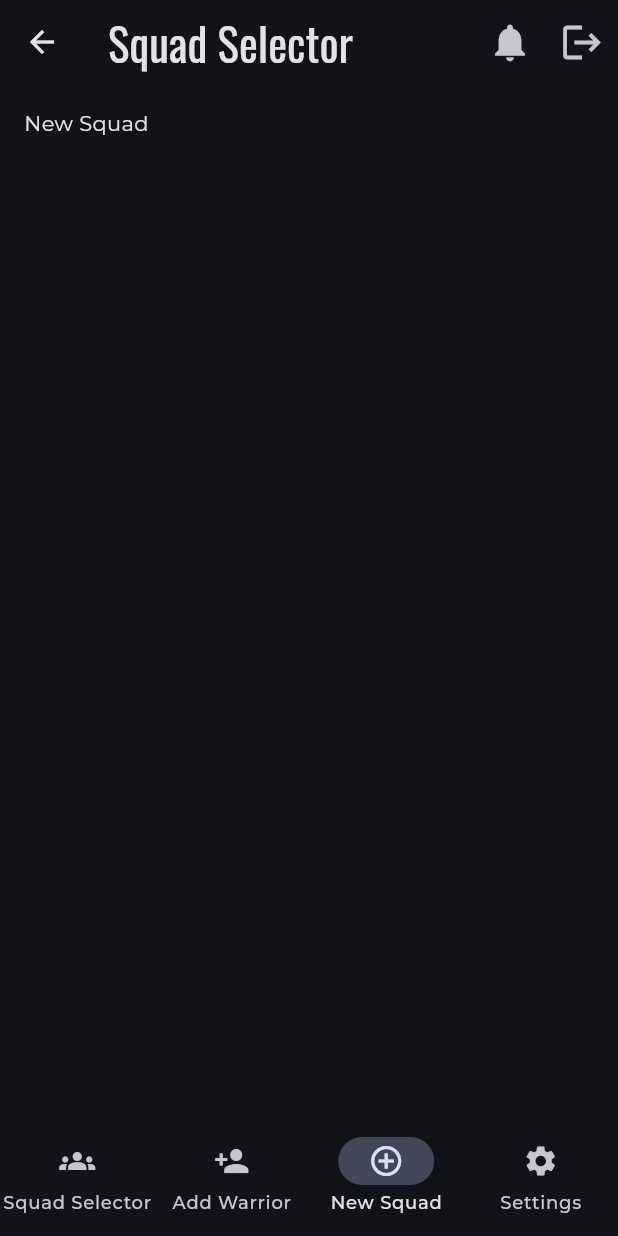
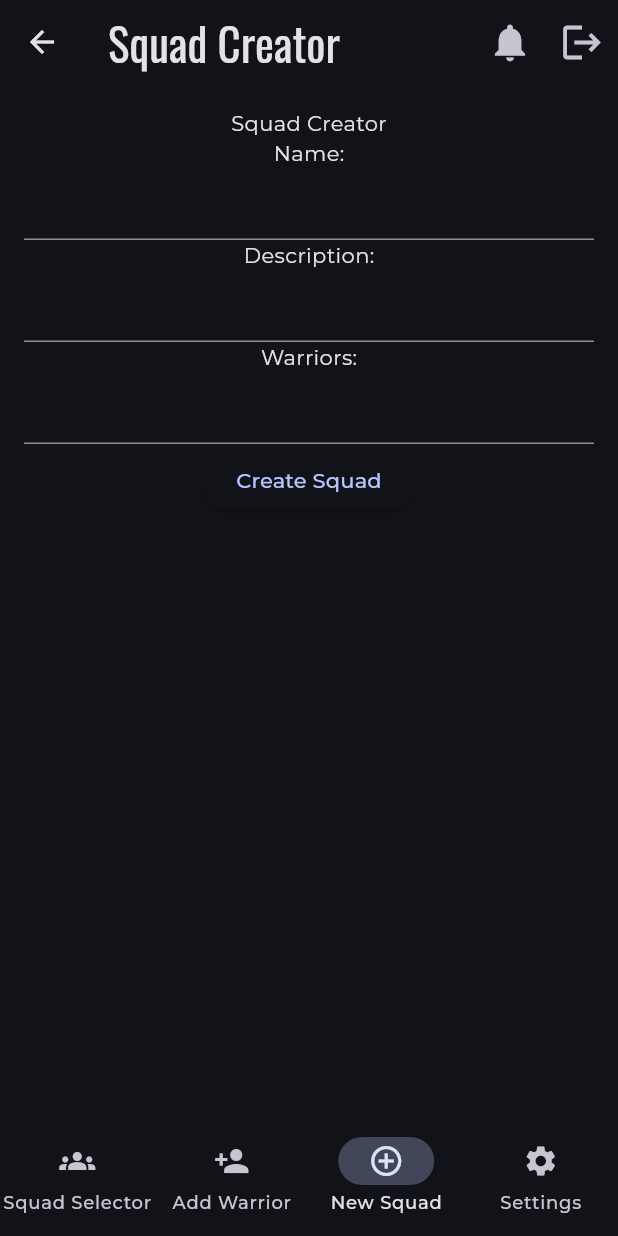
Before and after one commit to EmpathyYT/GymTracker, a Flutter app: the MainPage screen opened directly, item 3 of the bottom bar chosen, on a phone screen of 412 x 824 dp. Run offline on Flutter 3.47's test engine with Material 3 defaults, Android fonts, the phone set to English and light mode, and no system bars; our stand-ins replace animated_text_kit, bloc, equatable, firebase_auth, firebase_core, flutter_bloc and 1 more; accounts and stored records are empty; generated files the repository leaves out were written again.

Commit message:
Started working on the squad creator form

```diff
--- a/lib/bloc/auth_bloc.dart
+++ b/lib/bloc/auth_bloc.dart
@@ -1,8 +1,4 @@
-import 'dart:developer';
-
 import 'package:bloc/bloc.dart';
-import 'package:gymtracker/Exceptions/auth_exceptions.dart';
-
 import '../services/auth/auth_provider.dart';
 import 'auth_event.dart';
 import 'auth_state.dart';
--- a/lib/views/main_page.dart
+++ b/lib/views/main_page.dart
@@ -4,7 +4,8 @@ import 'package:google_fonts/google_fonts.dart';
 import 'package:gymtracker/bloc/auth_bloc.dart';
 import 'package:gymtracker/bloc/auth_event.dart';
 import 'package:gymtracker/cubit/main_page_cubit.dart';
-import 'package:gymtracker/main.dart';
+import 'package:gymtracker/views/main_page_widgets/squad_creator.dart';
+import 'package:gymtracker/views/main_page_widgets/squad_selector.dart';
 
 class MainPage extends StatefulWidget {
   const MainPage({super.key});
@@ -15,6 +16,8 @@ class MainPage extends StatefulWidget {
 
 class _MainPageState extends State<MainPage> {
   int currentIndex = 0;
+  String title = "";
+  Widget currentWidget = const Placeholder();
 
   @override
   Widget build(BuildContext context) {
@@ -25,21 +28,23 @@ class _MainPageState extends State<MainPage> {
           int currentIndex;
           if (state is SquadSelector) {
             currentIndex = 0;
+            title = "Squad Selector";
           } else if (state is AddWarrior) {
             currentIndex = 1;
+            title = "Add Warrior";
           } else if (state is NewSquad) {
             currentIndex = 2;
+            title = "Squad Creator";
           } else if (state is Settings) {
             currentIndex = 3;
+            title = "Settings";
           } else {
             currentIndex = 0;
           }
-
-
           return Scaffold(
             appBar: AppBar(
               title: Text(
-                "Squad Selector",
+                title,
                 style: GoogleFonts.oswald(
                   fontSize: 30,
                 ),
@@ -63,11 +68,11 @@ class _MainPageState extends State<MainPage> {
                 padding: const EdgeInsets.all(16.0),
                 child: () {
                   if (state is SquadSelector) {
-                    return const Text("Squad Selector");
+                    return const SquadSelectorWidget();
                   } else if (state is AddWarrior) {
                     return const Text("Add Warrior");
                   } else if (state is NewSquad) {
-                    return const Text("New Squad");
+                    return const SquadCreatorWidget();
                   } else if (state is Settings) {
                     return const Text("Settings");
                   } else {
--- /dev/null
+++ b/lib/views/main_page_widgets/squad_creator.dart
@@ -0,0 +1,37 @@
+import 'package:flutter/material.dart';
+
+class SquadCreatorWidget extends StatefulWidget {
+  const SquadCreatorWidget({super.key});
+
+  @override
+  State<SquadCreatorWidget> createState() => _SquadCreatorWidgetState();
+}
+
+class _SquadCreatorWidgetState extends State<SquadCreatorWidget> {
+  final _formKey = GlobalKey<FormState>();
+
+  @override
+  Widget build(BuildContext context) {
+    return Form(
+      key: _formKey,
+      child: Column(
+        children: [
+          const Text("Squad Creator"),
+          const Text("Name:"),
+          TextFormField(),
+          const Text("Description:"),
+          TextFormField(),
+          const Text("Warriors:"),
+          TextFormField(),
+          ElevatedButton(
+            onPressed: () {
+              if (_formKey.currentState?.validate() ?? false) {
+                //TODO Create Squad
+              }
+            }, child: const Text("Create Squad"),
+          ),
+        ],
+      ),
+    );
+  }
+}
--- a/lib/views/main_page_widgets/squad_selector.dart
+++ b/lib/views/main_page_widgets/squad_selector.dart
@@ -0,0 +1,15 @@
+import 'package:flutter/material.dart';
+
+class SquadSelectorWidget extends StatefulWidget {
+  const SquadSelectorWidget({super.key});
+
+  @override
+  State<SquadSelectorWidget> createState() => _SquadSelectorWidgetState();
+}
+
+class _SquadSelectorWidgetState extends State<SquadSelectorWidget> {
+  @override
+  Widget build(BuildContext context) {
+    return const Placeholder();
+  }
+}
```
